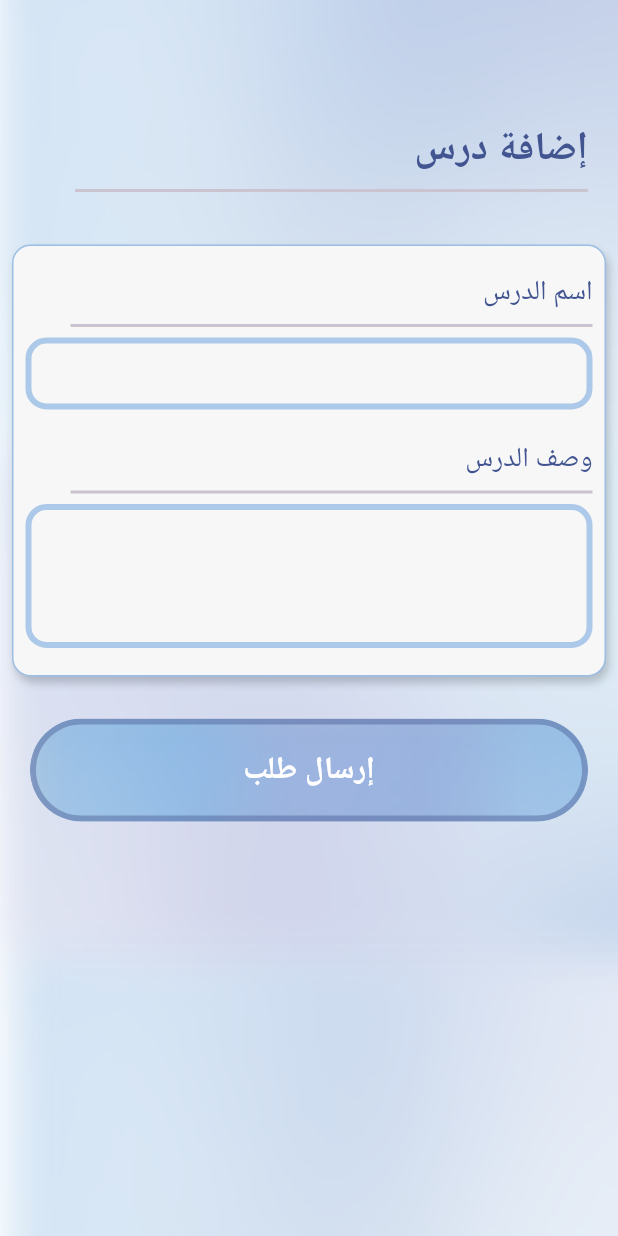
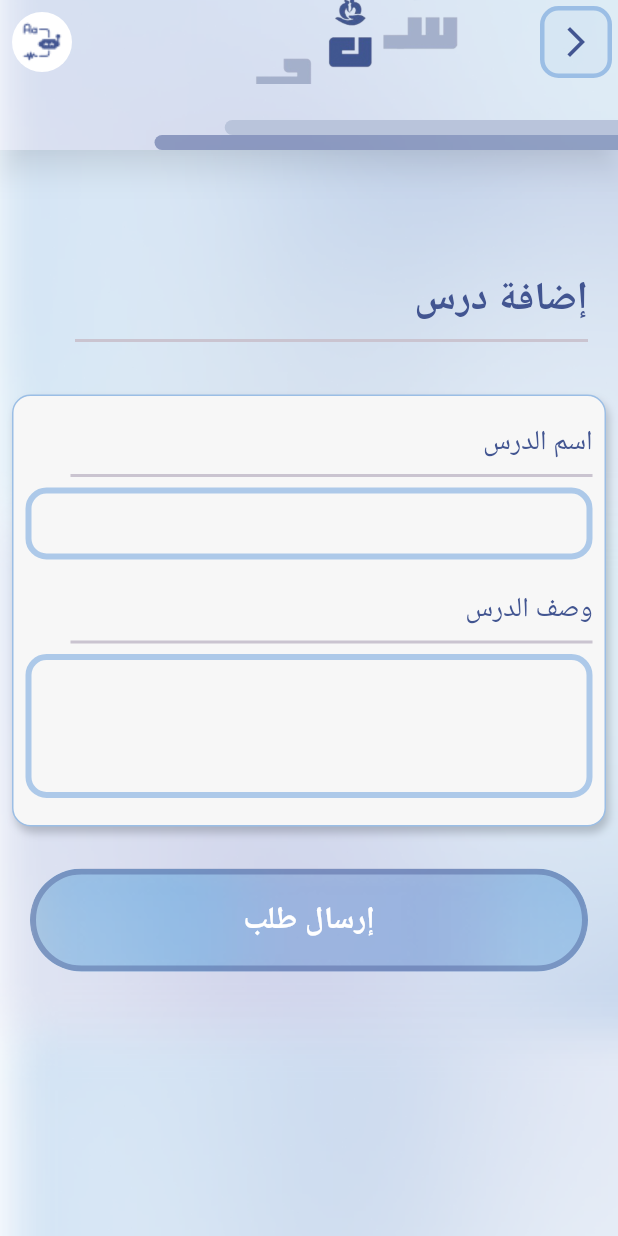
Before and after one commit to 0Ahmad0/sanad_app, a Flutter app: the ManagingLessonUserScreen screen opened by its route, after a tap on the "add" icon, on a phone screen of 412 x 824 dp. Run offline on Flutter 3.47's test engine with Material 3 defaults, Android fonts, the phone set to English and light mode, and no system bars; our stand-ins replace animate_do, audioplayers, cached_network_image, chewie, cloud_firestore, file_picker and 12 more; missing offline and left inert: audio_waveforms; accounts and stored records are empty; Roboto replaces fonts that are missing (Cairo).

Commit message:
finish app

```diff
--- a/lib/app/core/utils/app_string.dart
+++ b/lib/app/core/utils/app_string.dart
@@ -1,5 +1,10 @@
 class AppString {
+
+
   static const appName = "سند";
+  static const female = "أنثى";
+  static const male = "ذكر";
+  static const profile = "الملف الشخصي";
   static const letsGo = "هيا لنبدأ";
   static const welcomeAgain = "اهلا بك مجدداً";
   static const login = "تسجيل دخول";
--- a/lib/user/screens/add_lesson_user_screen.dart
+++ b/lib/user/screens/add_lesson_user_screen.dart
@@ -1,7 +1,10 @@
 import 'package:animate_do/animate_do.dart';
+import 'package:audioplayers/audioplayers.dart';
 import 'package:flutter/material.dart';
 import 'package:flutter_screenutil/flutter_screenutil.dart';
 import 'package:get/get.dart';
+import 'package:sanad_app/app/core/utils/assets_manager.dart';
+import 'package:sanad_app/app/widgets/custom_appbar_widget.dart';
 import '../../app/controller/admin_controller.dart';
 import '../../app/models/lesson_model.dart';
 import '../../app/widgets/default_scaffold.dart';
@@ -15,17 +18,30 @@ import '../../app/screens/auth/widgets/divider_auth_widgets.dart';
 import '../../app/widgets/button_app_widget.dart';
 import '../../app/widgets/container_auth_widget.dart';
 import '../../app/widgets/textfield_app.dart';
+import '../../main.dart';
 
 class AddLessonUserScreen extends StatelessWidget {
   AddLessonUserScreen({super.key});
 
   late LessonController controller;
+
   @override
   Widget build(BuildContext context) {
     controller = Get.put(LessonController());
     Get.put(AdminController()).refreshPicker();
 
     return Scaffold(
+      appBar: CustomAppBarWidget(
+        child: [
+          IconButton(
+              onPressed: () async{
+                await audio.play(AssetSource(AssetsManager.addLessonScreenSound));
+              },
+              icon: CircleAvatar(
+                backgroundColor: ColorManager.whiteColor,
+                  child: Image.asset(AssetsManager.nourSoundIcon))),
+        ],
+      ),
       body: DefaultScaffoldWidget(
         child: FadeIn(
           child: SingleChildScrollView(
@@ -95,17 +111,17 @@ class AddLessonUserScreen extends StatelessWidget {
                 Padding(
                   padding:
                       const EdgeInsets.symmetric(horizontal: AppPadding.p20),
-                  child:
-                      ButtonAppWidget(onPressed: () {
-                        controller.lesson!=null?
-                        controller.updateLesson(context)
-                        :controller.addLesson(context,status: StatusLesson.pending.name,withUserId: true );
-
-                      }, text:
-                      controller.lesson!=null?
-                      AppString.saveEditing
-                      :AppString.sendRequest
-                      ),
+                  child: ButtonAppWidget(
+                      onPressed: () {
+                        controller.lesson != null
+                            ? controller.updateLesson(context)
+                            : controller.addLesson(context,
+                                status: StatusLesson.pending.name,
+                                withUserId: true);
+                      },
+                      text: controller.lesson != null
+                          ? AppString.saveEditing
+                          : AppString.sendRequest),
                 ),
                 const SizedBox(
                   height: AppSize.s20,
--- a/lib/user/screens/managing_lesson_user_screens.dart
+++ b/lib/user/screens/managing_lesson_user_screens.dart
@@ -1,10 +1,12 @@
 import 'package:animate_do/animate_do.dart';
+import 'package:audioplayers/audioplayers.dart';
 import 'package:cloud_firestore/cloud_firestore.dart';
 import 'package:flutter/material.dart';
 import 'package:flutter_screenutil/flutter_screenutil.dart';
 import 'package:get/get.dart';
 import '../../app/controller/lesson_requests_user_controller.dart';
 import '../../app/core/route/app_route.dart';
+import '../../app/core/utils/assets_manager.dart';
 import '../../app/widgets/custom_appbar_widget.dart';
 import '../../app/widgets/default_scaffold.dart';
 
@@ -17,6 +19,7 @@ import '../../app/screens/auth/widgets/divider_auth_widgets.dart';
 import '../../app/widgets/constants_widgets.dart';
 import '../../app/widgets/container_auth_widget.dart';
 import '../../app/widgets/textfield_app.dart';
+import '../../main.dart';
 import '../widgets/lesson_request_user_widget.dart';
 
 class ManagingLessonUserScreen extends StatefulWidget {
@@ -35,7 +38,18 @@ class _ManagingLessonUserScreenState extends State<ManagingLessonUserScreen> {
   @override
   Widget build(BuildContext context) {
     return Scaffold(
-      appBar: CustomAppBarWidget(),
+      appBar: CustomAppBarWidget(
+        child: [
+          IconButton(
+              onPressed: () async{
+                await audio.play(AssetSource(AssetsManager.managementLessonsScreenSound));
+              },
+              icon: CircleAvatar(
+                  backgroundColor: ColorManager.whiteColor,
+                  child: Image.asset(AssetsManager.nourSoundIcon))),
+
+        ],
+      ),
       body: FadeInDown(
         child: DefaultScaffoldWidget(
           child: Padding(
```
Also changed, not shown: lib/admin/widgets/collapsing_drawer_widget.dart (+7 -6 lines), lib/app/screens/profile_screen.dart (+67 -21 lines), lib/main.dart (+4 -3 lines), lib/user/screens/questions_user_screen.dart (+46 -25 lines), lib/user/screens/rate_lesson_screen.dart (+15 -1 lines). Lines whose indentation alone changed are shown as unchanged.
